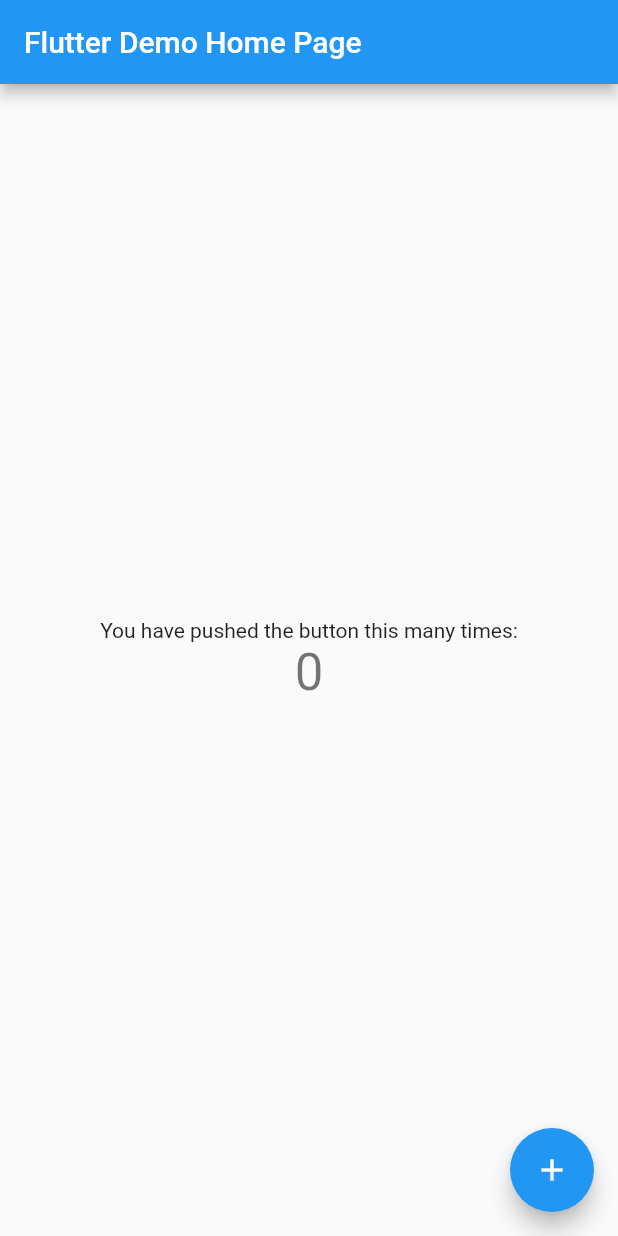
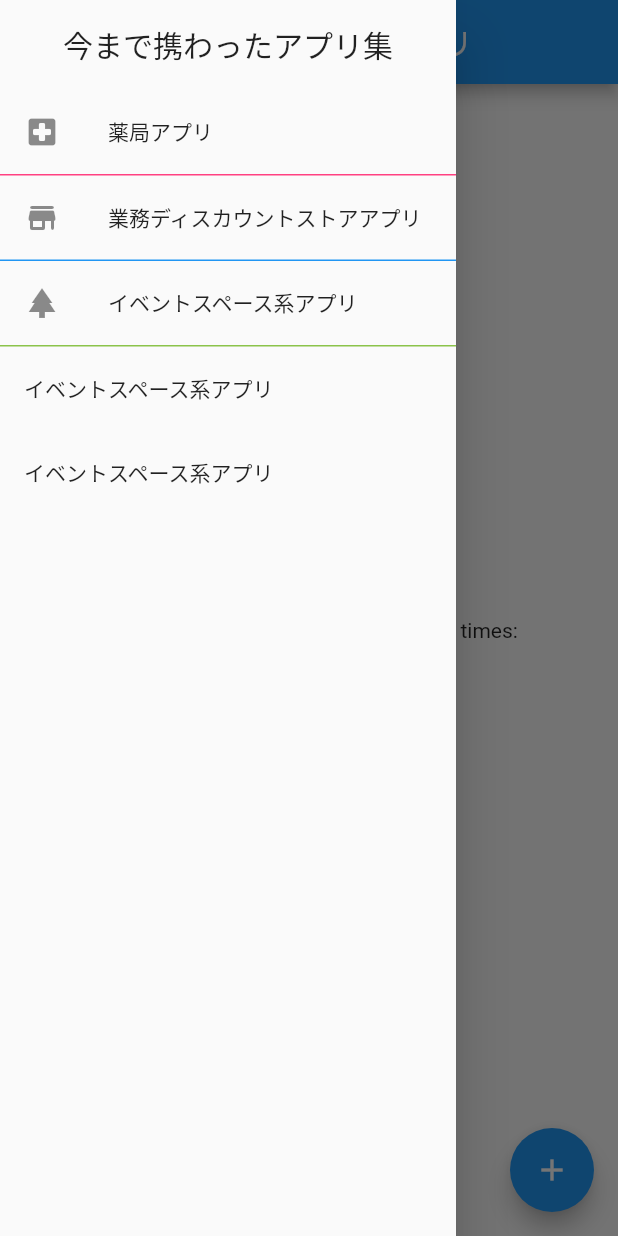
Before and after one commit to KYOHEI-jp/flutter_introduce_myself, a Flutter app: the screen it shows after launch, with the side drawer open (before the commit the screen has no drawer), on a phone screen of 412 x 824 dp. Run offline on Flutter 3.47's test engine with Material 2 defaults, Android fonts, the phone set to English and light mode, and no system bars.

```diff
--- a/lib/main.dart
+++ b/lib/main.dart
@@ -13,33 +13,15 @@ class MyApp extends StatelessWidget {
     return MaterialApp(
       title: 'Flutter Demo',
       theme: ThemeData(
-        // This is the theme of your application.
-        //
-        // Try running your application with "flutter run". You'll see the
-        // application has a blue toolbar. Then, without quitting the app, try
-        // changing the primarySwatch below to Colors.green and then invoke
-        // "hot reload" (press "r" in the console where you ran "flutter run",
-        // or simply save your changes to "hot reload" in a Flutter IDE).
-        // Notice that the counter didn't reset back to zero; the application
-        // is not restarted.
         primarySwatch: Colors.blue,
       ),
-      home: const MyHomePage(title: 'Flutter Demo Home Page'),
+      home: const MyHomePage(title: 'Flutterで自己紹介アプリ'),
     );
   }
 }
 
 class MyHomePage extends StatefulWidget {
   const MyHomePage({Key? key, required this.title}) : super(key: key);
-
-  // This widget is the home page of your application. It is stateful, meaning
-  // that it has a State object (defined below) that contains fields that affect
-  // how it looks.
-
-  // This class is the configuration for the state. It holds the values (in this
-  // case the title) provided by the parent (in this case the App widget) and
-  // used by the build method of the State. Fields in a Widget subclass are
-  // always marked "final".
 
   final String title;
 
@@ -52,47 +34,70 @@ class _MyHomePageState extends State<MyHomePage> {
 
   void _incrementCounter() {
     setState(() {
-      // This call to setState tells the Flutter framework that something has
-      // changed in this State, which causes it to rerun the build method below
-      // so that the display can reflect the updated values. If we changed
-      // _counter without calling setState(), then the build method would not be
-      // called again, and so nothing would appear to happen.
       _counter++;
     });
   }
 
   @override
   Widget build(BuildContext context) {
-    // This method is rerun every time setState is called, for instance as done
-    // by the _incrementCounter method above.
-    //
-    // The Flutter framework has been optimized to make rerunning build methods
-    // fast, so that you can just rebuild anything that needs updating rather
-    // than having to individually change instances of widgets.
     return Scaffold(
+      drawer: Drawer(
+        child: ListView(
+          children: [
+            Container(
+              padding: EdgeInsets.all(15.0),
+              child: const Text(
+                "今まで携わったアプリ集",
+                style: TextStyle(fontSize: 20.0),
+                textAlign: TextAlign.center,
+              ),
+            ),
+            Container(
+                decoration: const BoxDecoration(
+                  border: Border(
+                    bottom: BorderSide(color: Colors.pinkAccent),
+                  ),
+                ),
+                child: ListTile(
+                  leading: Icon(Icons.local_hospital_rounded),
+                  title: const Text("薬局アプリ"),
+                  onTap: () {},
+                )),
+            Container(
+              decoration: const BoxDecoration(
+                  border: Border(bottom: BorderSide(color: Colors.blue))),
+              child: ListTile(
+                leading: Icon(Icons.store_mall_directory_rounded),
+                title: const Text("業務ディスカウントストアアプリ"),
+                onTap: () {},
+              ),
+            ),
+            Container(
+              decoration: BoxDecoration(
+                  border: Border(bottom: BorderSide(color: Colors.lightGreen))),
+              child: ListTile(
+                leading: Icon(Icons.park),
+                title: const Text("イベントスペース系アプリ"),
+                onTap: () {},
+              ),
+            ),
+            ListTile(
+              title: const Text("イベントスペース系アプリ"),
+              onTap: () {},
+            ),
+            ListTile(
+              title: const Text("イベントスペース系アプリ"),
+              onTap: () {},
+            ),
+          ],
+        ),
+      ),
       appBar: AppBar(
-        // Here we take the value from the MyHomePage object that was created by
-        // the App.build method, and use it to set our appbar title.
         title: Text(widget.title),
+        centerTitle: true,
       ),
       body: Center(
-        // Center is a layout widget. It takes a single child and positions it
-        // in the middle of the parent.
         child: Column(
-          // Column is also a layout widget. It takes a list of children and
-          // arranges them vertically. By default, it sizes itself to fit its
-          // children horizontally, and tries to be as tall as its parent.
-          //
-          // Invoke "debug painting" (press "p" in the console, choose the
-          // "Toggle Debug Paint" action from the Flutter Inspector in Android
-          // Studio, or the "Toggle Debug Paint" command in Visual Studio Code)
-          // to see the wireframe for each widget.
-          //
-          // Column has various properties to control how it sizes itself and
-          // how it positions its children. Here we use mainAxisAlignment to
-          // center the children vertically; the main axis here is the vertical
-          // axis because Columns are vertical (the cross axis would be
-          // horizontal).
           mainAxisAlignment: MainAxisAlignment.center,
           children: <Widget>[
             const Text(
@@ -109,7 +114,7 @@ class _MyHomePageState extends State<MyHomePage> {
         onPressed: _incrementCounter,
         tooltip: 'Increment',
         child: const Icon(Icons.add),
-      ), // This trailing comma makes auto-formatting nicer for build methods.
+      ),
     );
   }
 }
```
